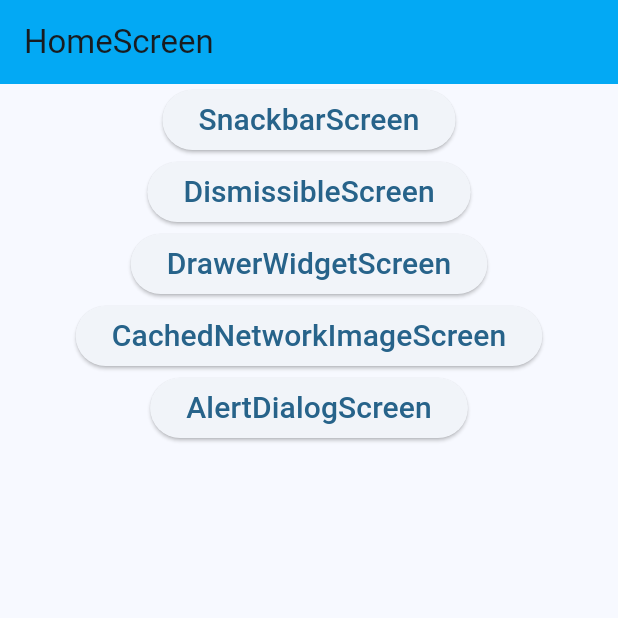
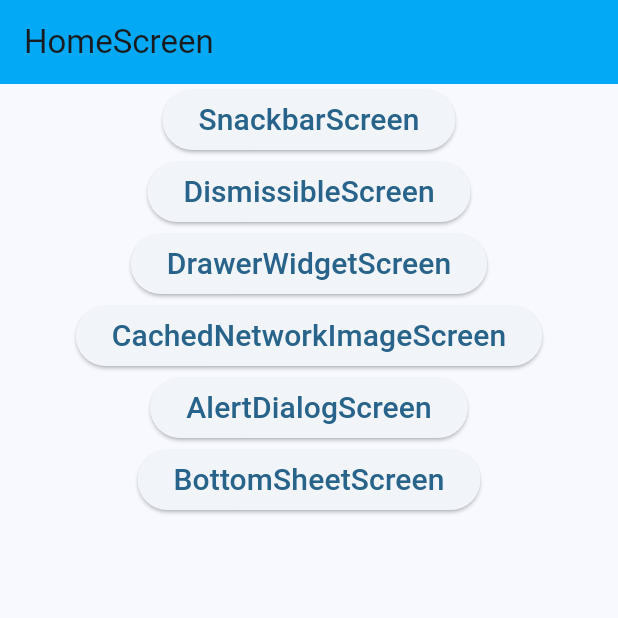
Before and after one commit to FAHIMSHAKIL102/flutter_akshit_practice, a Flutter app: the screen it shows after launch, on a phone screen of 412 x 824 dp, the top half of it. Run offline on Flutter 3.47's test engine with Material 3 defaults, Android fonts, the phone set to English and light mode, and no system bars; our stand-ins replace cached_network_image.

Commit message:
add_bottomsheet

```diff
--- a/lib/home_screen.dart
+++ b/lib/home_screen.dart
@@ -1,5 +1,6 @@
 import 'package:flutter/material.dart';
 import 'package:flutter_akshit_practice/alert_dialog_screen.dart';
+import 'package:flutter_akshit_practice/bottom_sheet_screen.dart';
 import 'package:flutter_akshit_practice/cached_network_image_screen.dart';
 import 'package:flutter_akshit_practice/dismissible_screen.dart';
 import 'package:flutter_akshit_practice/drawer_widget_screen.dart';
@@ -74,6 +75,17 @@ class HomeScreen extends StatelessWidget {
               child: Text('AlertDialogScreen', style: TextStyle(fontSize: 20)),
             ),
           ),
+          Center(
+            child: ElevatedButton(
+              onPressed: () {
+                Navigator.push(
+                  context,
+                  MaterialPageRoute(builder: (context) => BottomSheetScreen()),
+                );
+              },
+              child: Text('BottomSheetScreen', style: TextStyle(fontSize: 20)),
+            ),
+          ),
         ],
       ),
     );
```
Also changed, not shown: lib/bottom_sheet_screen.dart (added, +34 -0 lines).
